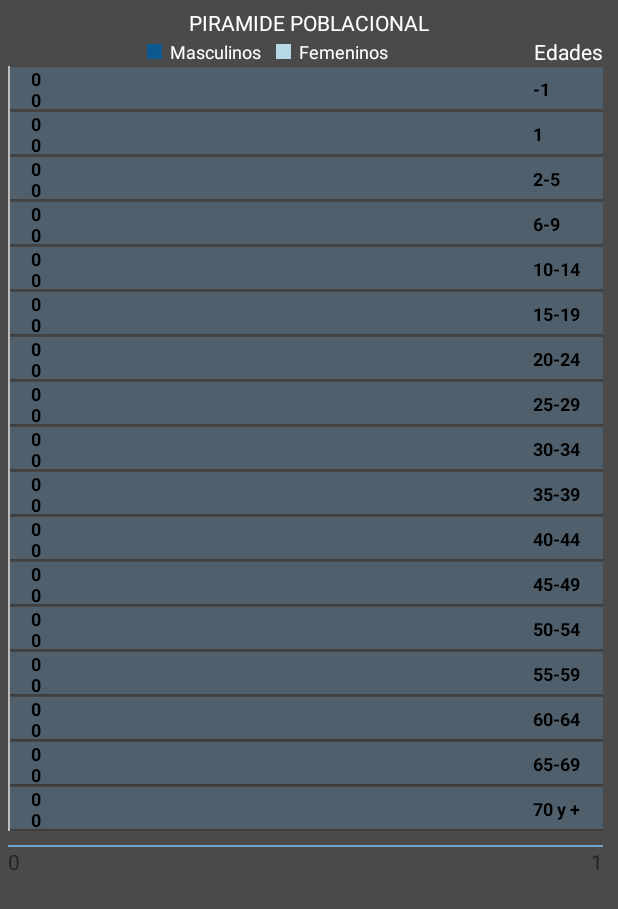
After one commit to ernestosa95/RelevAr2, an Android app: the Stats screen opened directly, with no data from a screen before it, on a phone screen of 412 x 824 dp. The commit adds this screen. Shown: the top 909 px of the screen. Run offline under Robolectric (Android 15) with nearby library versions, the phone set to English and light mode, and no system bars; our stand-ins replace data binding; 3 statements that could not run were skipped.

Commit message:
Estadisticas funcionando: Modulo de piramide poblacional

```diff
--- a/app/src/main/AndroidManifest.xml
+++ b/app/src/main/AndroidManifest.xml
@@ -7,7 +7,7 @@
     <uses-permission android:name="android.permission.BLUETOOTH" />
     <uses-permission android:name="android.permission.BLUETOOTH_ADMIN" />
     <uses-permission android:name="android.permission.WRITE_EXTERNAL_STORAGE" />
-    <uses-permission android:name="android.permission.RECORD_AUDIO"/>
+    <uses-permission android:name="android.permission.RECORD_AUDIO" />
     <uses-permission android:name="android.permission.READ_EXTERNAL_STORAGE" />
     <uses-permission android:name="android.permission.ACCESS_FINE_LOCATION" />
     <uses-permission android:name="android.permission.FOREGROUND_SERVICE" />
@@ -28,7 +28,7 @@
         android:supportsRtl="true"
         android:theme="@style/AppTheme">
         <activity
-            android:name=".ManagementModule.StastisticsManagement.Statistics"
+            android:name=".ManagementModule.StastisticsManagement.Stats"
             android:exported="false" />
         <activity
             android:name=".ManagementModule.ShareDataManagement.Bluetooth"
--- /dev/null
+++ b/app/src/main/java/com/example/relevar/ManagementModule/StastisticsManagement/HorizontalBarChartAdapter.kt
@@ -0,0 +1,49 @@
+package com.example.relevar.ManagementModule.StastisticsManagement
+
+import android.view.LayoutInflater
+import android.view.ViewGroup
+import androidx.recyclerview.widget.RecyclerView
+import com.example.relevar.databinding.ViewholderItemHorizontalChartBinding
+
+class HorizontalBarChartAdapter(
+        private val pointListHombres : ArrayList<Int>,
+        private val pointListMujeres : ArrayList<Int>,
+        private val pointListEdades : ArrayList<String>,
+        private val maxValueOnXAxis : Int
+        ) : RecyclerView.Adapter<HorizontalBarChartAdapter.HorizontalBarChartViewHolder>() {
+
+    private var viewWidth_mujeres : Int = 0
+    private var viewWidth_hombres : Int = 0
+    private var parentWidth: Int = 0
+
+    override fun onCreateViewHolder(parent: ViewGroup, viewType: Int): HorizontalBarChartViewHolder {
+        val binding = ViewholderItemHorizontalChartBinding.inflate(LayoutInflater.from(parent.context),
+            parent,
+            false)
+
+        parentWidth = getParentWidth(parent)
+        return HorizontalBarChartViewHolder(binding)
+    }
+
+    private fun getParentWidth(parent: ViewGroup): Int {
+        return (parent.context.resources.displayMetrics.widthPixels)
+    }
+
+    override fun getItemCount() : Int = pointListHombres.size
+
+    override fun onBindViewHolder(holder: HorizontalBarChartViewHolder, position: Int) {
+        viewWidth_mujeres = calculateViewWidth(pointListMujeres[position])
+        viewWidth_hombres = calculateViewWidth(pointListHombres[position])
+        holder.binding.apply {
+            valueText.text = pointListMujeres[position].toString()
+            valueText2.text = pointListHombres[position].toString()
+            categoria.text = pointListEdades[position].toString()
+            view.layoutParams.width = viewWidth_mujeres
+            view3.layoutParams.width = viewWidth_hombres
+        }
+    }
+
+    private fun calculateViewWidth(value : Int) : Int = value * parentWidth / maxValueOnXAxis
+
+    class HorizontalBarChartViewHolder(val binding: ViewholderItemHorizontalChartBinding) : RecyclerView.ViewHolder(binding.root)
+}
--- a/app/src/main/java/com/example/relevar/ManagementModule/StastisticsManagement/Statistics.java
+++ /dev/null
@@ -1,62 +0,0 @@
-package com.example.relevar.ManagementModule.StastisticsManagement;
-
-import androidx.appcompat.app.AppCompatActivity;
-
-import android.os.Bundle;
-import android.widget.TextView;
-
-import com.example.relevar.ManagementModule.StorageManagement.BDData;
-import com.example.relevar.R;
-
-import org.json.JSONException;
-import org.json.JSONObject;
-
-import java.util.ArrayList;
-import java.util.Iterator;
-
-public class Statistics extends AppCompatActivity {
-
-    @Override
-    protected void onCreate(Bundle savedInstanceState) {
-        super.onCreate(savedInstanceState);
-        setContentView(R.layout.activity_statistics);
-
-        TextView txt = findViewById(R.id.TXTSTATISTICS);
-        TextView mas = findViewById(R.id.TXTMASCULINO);
-
-        JSONObject piramide = new JSONObject();
-        BDData adminBDData = new BDData(getBaseContext(), "BDData", null, 1);
-        try {
-            piramide = adminBDData.PiramidePoblacional();
-        } catch (JSONException e) {
-            throw new RuntimeException(e);
-        }
-
-
-        String show = "";
-        try {
-            Iterator<String> keys = piramide.getJSONObject("F").keys();
-            show = "F\n";
-            for (Iterator<String> it = keys; it.hasNext(); ) {
-                String k = it.next();
-                show += k +": "+piramide.getJSONObject("F").get(k)+"\n";
-            }
-        } catch (JSONException e) {
-            throw new RuntimeException(e);
-        }
-        txt.setText(show);
-
-        show = "";
-        try {
-            Iterator<String> keys = piramide.getJSONObject("M").keys();
-            show = "M\n";
-            for (Iterator<String> it = keys; it.hasNext(); ) {
-                String k = it.next();
-                show += k +": "+piramide.getJSONObject("M").get(k)+"\n";
-            }
-        } catch (JSONException e) {
-            throw new RuntimeException(e);
-        }
-        mas.setText(show);
-    }
-}
--- /dev/null
+++ b/app/src/main/java/com/example/relevar/ManagementModule/StastisticsManagement/Stats.kt
@@ -0,0 +1,149 @@
+package com.example.relevar.ManagementModule.StastisticsManagement
+
+import android.os.Bundle
+import android.view.View
+import android.widget.TableLayout
+import android.widget.TextView
+import androidx.appcompat.app.AppCompatActivity
+import com.example.relevar.ManagementModule.StorageManagement.BDData
+import com.example.relevar.R
+import com.example.relevar.databinding.ActivityStatsBinding
+import org.json.JSONException
+import org.json.JSONObject
+
+class Stats : AppCompatActivity() {
+
+    private lateinit var binding: ActivityStatsBinding
+    private lateinit var adapter: HorizontalBarChartAdapter
+
+    private var list = arrayListOf<Int>(1,2,3,4,5,6,7,8,9,10,11,12,13,14,15,16)
+    private var list_hombres_values = arrayListOf<Int>()
+    private var list_mujeres_values = arrayListOf<Int>()
+    private var list_categorias_edades = arrayListOf<String>()
+    private var list_mujeres = arrayListOf<Int>(2,1,6,10,9,25,5,5,8,9,1,2,7,22,5,7)
+    private var list_edades = arrayListOf<String>("0-1", "2-5", "6-9", "10-14", "15-19", "20-24", "25-29", "30-34", "35-39", "40-44", "45-49", "50-54", "55-59", "60-64", "65-59", "70 y +")
+    private var maxValue = 0
+    private var maxValueOnXAxis = 0
+    private var granularity = 0
+
+    override fun onCreate(savedInstanceState: Bundle?) {
+        super.onCreate(savedInstanceState)
+        setContentView(R.layout.activity_stats)
+
+        // Eliminar el action bar
+        val actionbar = supportActionBar!!
+        actionbar.hide()
+
+        binding = ActivityStatsBinding.inflate(layoutInflater);
+        setContentView(binding.root)
+
+        //Data piramide
+        var piramide = JSONObject()
+        val adminBDData = BDData(baseContext, "BDData", null, 1)
+        piramide = try {
+            adminBDData.PiramidePoblacional()
+        } catch (e: JSONException) {
+            throw RuntimeException(e)
+        }
+
+        try {
+            val keys = piramide.getJSONObject("M").keys()
+            while (keys.hasNext()) {
+                val k = keys.next()
+                list_categorias_edades.add(k)
+                list_hombres_values.add(piramide.getJSONObject("M").getInt(k))
+                list_mujeres_values.add(piramide.getJSONObject("F").getInt(k))
+            }
+        } catch (e: JSONException) {
+            throw java.lang.RuntimeException(e)
+        }
+
+        getGranularity()
+        addTextViewForXAxis(maxValue)
+        setGraphRecyclerViewAdapter()
+    }
+
+    private fun setGraphRecyclerViewAdapter() {
+        adapter = HorizontalBarChartAdapter(list_hombres_values, list_mujeres_values, list_categorias_edades, maxValueOnXAxis)
+        binding.horizontalBarChartRecyclerview.adapter = adapter
+    }
+
+    private fun addTextViewForXAxis(maxValue: Int) {
+        when {
+            maxValue > 10 -> createTextView(5)
+            maxValue > 8 -> createTextView(5)
+            maxValue > 6 -> createTextView(4)
+            maxValue > 4 -> createTextView(3)
+            maxValue > 2 -> createTextView(2)
+            else -> createTextView(1)
+
+        }
+    }
+
+    private fun createTextView(numberOfTextView : Int) {
+        generateOriginLabelForXAxis()
+        for (index in 1..numberOfTextView){
+            generateXAxisTextView((index * granularity).toString())
+        }
+    }
+
+    private fun generateOriginLabelForXAxis() {
+        val textView = TextView(this)
+        textView.text = "0"
+        binding.xAxisTextviewContainerLayout.addView(textView)
+    }
+
+    private fun generateXAxisTextView(text: String) {
+        val txtView = TextView(this)
+        txtView.text = text
+        txtView.textAlignment = View.TEXT_ALIGNMENT_TEXT_END
+        txtView.layoutParams = TableLayout.LayoutParams(
+                TableLayout.LayoutParams.WRAP_CONTENT,
+                TableLayout.LayoutParams.WRAP_CONTENT,
+                1f
+        )
+        binding.xAxisTextviewContainerLayout.addView(txtView)
+    }
+
+    private fun getGranularity() {
+        maxValue = list_hombres_values.maxOrNull() ?: 0
+        var maxMujeres = list_mujeres_values.maxOrNull() ?: 0
+        if (maxMujeres > maxValue) { maxValue = list_mujeres_values.maxOrNull() ?: 0 }
+        caculateGranularity()
+    }
+
+    private fun caculateGranularity() {
+        when {
+            maxValue > 10 -> {
+                maxValueOnXAxis = maxValue + (5  - (maxValue % 5))
+                granularity = maxValueOnXAxis / 5
+            }
+            maxValue > 8 -> {
+                maxValueOnXAxis = 10
+                granularity = 2
+            }
+            maxValue > 6 -> {
+                maxValueOnXAxis = 8
+                granularity = 2
+            }
+            maxValue > 4 -> {
+                maxValueOnXAxis = 6
+                granularity = 2
+            }
+            maxValue > 2 -> {
+                maxValueOnXAxis = 4
+                granularity = 2
+            }
+            maxValue > 1 -> {
+                maxValueOnXAxis = 2
+                granularity = 2
+            }
+            else -> {
+                maxValueOnXAxis = 1
+                granularity = 1
+            }
+        }
+    }
+
+
+}
--- a/app/src/main/java/com/example/relevar/ManagementModule/StorageManagement/BDData.java
+++ b/app/src/main/java/com/example/relevar/ManagementModule/StorageManagement/BDData.java
@@ -851,7 +851,8 @@ public class BDData extends SQLiteOpenHelper {
         masculinos.put("70 y +", 0);
 
         SQLiteDatabase db = this.getReadableDatabase();
-        String search = "SELECT DIAMESAÑO, SEXO FROM PERSONS";
+        //TODO: evitar contar para la piramide las personas que se han registrado mas de una vez
+        String search = "SELECT FECHA_NACIMIENTO, SEXO FROM PERSONS";
         Cursor registros = db.rawQuery(search, null);
 
         registros.moveToFirst();
--- a/app/src/main/java/com/example/relevar/MenuMapa.java
+++ b/app/src/main/java/com/example/relevar/MenuMapa.java
@@ -50,7 +50,7 @@ import com.android.volley.toolbox.StringRequest;
 import com.android.volley.toolbox.Volley;
 import com.example.relevar.ManagementModule.ButtonManagement.ButtonViewBasic;
 import com.example.relevar.ManagementModule.ShareDataManagement.Bluetooth;
-import com.example.relevar.ManagementModule.StastisticsManagement.Statistics;
+import com.example.relevar.ManagementModule.StastisticsManagement.Stats;
 import com.example.relevar.ManagementModule.StorageManagement.BDUbicationManager;
 import com.example.relevar.ManagementModule.StorageManagement.EfectoresSearchAdapter;
 import com.example.relevar.ManagementModule.ShareDataManagement.Archivos;
@@ -835,7 +835,7 @@ public class MenuMapa extends AppCompatActivity implements OnMapReadyCallback {
     }
 
     public void Statistics(View view){
-        Intent intent = new Intent(getBaseContext(), Statistics.class);
+        Intent intent = new Intent(getBaseContext(), Stats.class);
         startActivityForResult(intent, 1);
     }
 //--------------------------------------------------------------------------------------------------
--- a/app/src/main/res/layout/activity_menu_mapa.xml
+++ b/app/src/main/res/layout/activity_menu_mapa.xml
@@ -251,16 +251,6 @@
                 app:srcCompat="@drawable/email" />
         </androidx.constraintlayout.widget.ConstraintLayout>
 
-        <Button
-            android:id="@+id/button10"
-            android:layout_width="wrap_content"
-            android:layout_height="wrap_content"
-            android:onClick="Statistics"
-            android:text="Estadisticas"
-            android:visibility="gone"
-            app:layout_constraintEnd_toEndOf="@+id/imageButton"
-            app:layout_constraintTop_toTopOf="parent" />
-
     </androidx.constraintlayout.widget.ConstraintLayout>
 
     <com.getbase.floatingactionbutton.FloatingActionsMenu
@@ -316,14 +306,15 @@
             tools:layout_editor_absoluteY="294dp" />
 
         <com.getbase.floatingactionbutton.FloatingActionButton
-            android:id="@+id/centrar"
+            android:id="@+id/estadisticas"
             android:layout_width="wrap_content"
             android:layout_height="wrap_content"
-            android:visibility="gone"
+            android:onClick="Statistics"
+            android:visibility="visible"
             app:fab_colorNormal="@color/colorAccent"
-            app:fab_icon="@android:drawable/ic_menu_mylocation"
+            app:fab_icon="@drawable/analitica"
             app:fab_size="normal"
-            app:fab_title="CENTRAR MAPA"
+            app:fab_title="ESTADISTICAS"
             tools:layout_editor_absoluteY="294dp" />
 
     </com.getbase.floatingactionbutton.FloatingActionsMenu>
--- a/app/src/main/res/layout/activity_statistics.xml
+++ /dev/null
@@ -1,42 +0,0 @@
-<?xml version="1.0" encoding="utf-8"?>
-<androidx.constraintlayout.widget.ConstraintLayout xmlns:android="http://schemas.android.com/apk/res/android"
-    xmlns:app="http://schemas.android.com/apk/res-auto"
-    xmlns:tools="http://schemas.android.com/tools"
-    android:layout_width="match_parent"
-    android:layout_height="match_parent"
-    android:background="#4A4A4A"
-    tools:context=".ManagementModule.StastisticsManagement.Statistics">
-
-    <TextView
-        android:id="@+id/TXTSTATISTICS"
-        android:layout_width="wrap_content"
-        android:layout_height="wrap_content"
-        android:layout_marginTop="15dp"
-        android:text="TextView"
-        android:textColor="#FFFFFF"
-        app:layout_constraintEnd_toStartOf="@+id/TXTMASCULINO"
-        app:layout_constraintStart_toStartOf="parent"
-        app:layout_constraintTop_toTopOf="parent" />
-
-    <Button
-        android:id="@+id/button9"
-        android:layout_width="100dp"
-        android:layout_height="wrap_content"
-        android:layout_marginBottom="5dp"
-        android:background="@drawable/background_button_light_blue"
-        android:text="calcular"
-        app:layout_constraintBottom_toBottomOf="parent"
-        app:layout_constraintEnd_toEndOf="parent"
-        app:layout_constraintStart_toStartOf="parent"
-        app:layout_constraintTop_toBottomOf="@+id/TXTSTATISTICS" />
-
-    <TextView
-        android:id="@+id/TXTMASCULINO"
-        android:layout_width="wrap_content"
-        android:layout_height="wrap_content"
-        android:layout_marginEnd="15dp"
-        android:text="TextView"
-        android:textColor="#FFFFFF"
-        app:layout_constraintEnd_toEndOf="parent"
-        app:layout_constraintTop_toTopOf="@+id/TXTSTATISTICS" />
-</androidx.constraintlayout.widget.ConstraintLayout>
--- /dev/null
+++ b/app/src/main/res/layout/activity_stats.xml
@@ -0,0 +1,144 @@
+<?xml version="1.0" encoding="utf-8"?>
+<androidx.constraintlayout.widget.ConstraintLayout xmlns:android="http://schemas.android.com/apk/res/android"
+    xmlns:app="http://schemas.android.com/apk/res-auto"
+    xmlns:tools="http://schemas.android.com/tools"
+    android:layout_width="match_parent"
+    android:layout_height="match_parent"
+    android:background="@color/colorPar"
+    android:backgroundTint="@color/colorPar"
+    tools:context=".ManagementModule.StastisticsManagement.Stats">
+
+
+    <TextView
+        android:id="@+id/textView6"
+        android:layout_width="wrap_content"
+        android:layout_height="wrap_content"
+        android:layout_marginTop="5dp"
+        android:text="PIRAMIDE POBLACIONAL"
+        android:textColor="#FFFFFF"
+        app:layout_constraintEnd_toEndOf="parent"
+        app:layout_constraintStart_toStartOf="parent"
+        app:layout_constraintTop_toTopOf="parent" />
+
+    <TextView
+        android:id="@+id/textView9"
+        android:layout_width="wrap_content"
+        android:layout_height="wrap_content"
+        android:layout_marginEnd="10dp"
+        android:text="Edades"
+        android:textColor="#FFFFFF"
+        app:layout_constraintEnd_toEndOf="parent"
+        app:layout_constraintTop_toBottomOf="@+id/textView6" />
+
+    <androidx.constraintlayout.widget.ConstraintLayout
+        android:layout_width="wrap_content"
+        android:layout_height="wrap_content"
+        android:layout_marginStart="5dp"
+        android:layout_marginEnd="5dp"
+        app:layout_constraintBottom_toBottomOf="@+id/textView9"
+        app:layout_constraintEnd_toStartOf="@+id/textView9"
+        app:layout_constraintStart_toStartOf="parent"
+        app:layout_constraintTop_toBottomOf="@+id/textView6">
+
+        <LinearLayout
+            android:layout_width="match_parent"
+            android:layout_height="wrap_content"
+            android:orientation="horizontal"
+            app:layout_constraintBottom_toBottomOf="parent"
+            app:layout_constraintEnd_toEndOf="parent"
+            app:layout_constraintStart_toStartOf="parent"
+            app:layout_constraintTop_toTopOf="parent">
+
+            <androidx.constraintlayout.widget.ConstraintLayout
+                android:id="@+id/ColorHombre"
+                android:layout_width="10dp"
+                android:layout_height="10dp"
+                android:layout_gravity="center_vertical"
+                android:background="@color/colorBlue">
+
+            </androidx.constraintlayout.widget.ConstraintLayout>
+
+            <TextView
+                android:id="@+id/textView12"
+                android:layout_width="wrap_content"
+                android:layout_height="wrap_content"
+                android:layout_marginStart="5dp"
+                android:layout_weight="1"
+                android:text="Masculinos"
+                android:textColor="#FFFFFF"
+                android:textSize="12sp" />
+
+            <androidx.constraintlayout.widget.ConstraintLayout
+                android:id="@+id/ColorMujer"
+                android:layout_width="10dp"
+                android:layout_height="10dp"
+                android:layout_gravity="center_vertical"
+                android:layout_marginStart="10dp"
+                android:background="@color/colorExtraBlueLigth">
+
+            </androidx.constraintlayout.widget.ConstraintLayout>
+
+            <TextView
+                android:id="@+id/textView14"
+                android:layout_width="wrap_content"
+                android:layout_height="wrap_content"
+                android:layout_marginStart="5dp"
+                android:layout_weight="1"
+                android:text="Femeninos"
+                android:textColor="#FFFFFF"
+                android:textSize="12sp" />
+
+        </LinearLayout>
+    </androidx.constraintlayout.widget.ConstraintLayout>
+
+    <androidx.constraintlayout.widget.ConstraintLayout
+        android:id="@+id/constraintLayout3"
+        android:layout_width="match_parent"
+        android:layout_height="540dp"
+        android:layout_marginStart="5dp"
+        android:layout_marginEnd="10dp"
+        android:background="@color/colorPrimaryDark"
+        app:layout_constraintEnd_toEndOf="parent"
+        app:layout_constraintStart_toStartOf="parent"
+        app:layout_constraintTop_toBottomOf="@+id/textView9">
+
+        <RelativeLayout
+            android:id="@+id/relativeLayout"
+            android:layout_width="match_parent"
+            android:layout_height="match_parent"
+            android:background="@color/colorPar"
+            tools:context=".ManagementModule.StastisticsManagement.Stats"
+            tools:layout_editor_absoluteX="10dp">
+
+            <!--List-->
+            <androidx.recyclerview.widget.RecyclerView
+                android:id="@+id/horizontal_bar_chart_recyclerview"
+                android:layout_width="match_parent"
+                android:layout_height="wrap_content"
+                android:layout_above="@+id/x_axis_view"
+                android:layout_alignParentTop="true"
+                android:layout_marginTop="0dp"
+                android:clipToPadding="false"
+                app:layoutManager="androidx.recyclerview.widget.LinearLayoutManager" />
+
+            <!--X Axis-->
+            <View
+                android:id="@+id/x_axis_view"
+                android:layout_width="match_parent"
+                android:layout_height="1dp"
+                android:layout_above="@+id/x_axis_textview_container_layout"
+                android:background="@color/colorBlueLigth" />
+
+            <!--Data Values-->
+            <LinearLayout
+                android:id="@+id/x_axis_textview_container_layout"
+                android:layout_width="match_parent"
+                android:layout_height="wrap_content"
+                android:layout_alignParentBottom="true"
+                android:orientation="horizontal"></LinearLayout>
+
+
+        </RelativeLayout>
+    </androidx.constraintlayout.widget.ConstraintLayout>
+
+</androidx.constraintlayout.widget.ConstraintLayout>
--- /dev/null
+++ b/app/src/main/res/layout/viewholder_item_horizontal_chart.xml
@@ -0,0 +1,81 @@
+<?xml version="1.0" encoding="utf-8"?>
+<layout xmlns:android="http://schemas.android.com/apk/res/android">
+
+    <FrameLayout
+        android:layout_width="match_parent"
+        android:layout_height="30dp">
+
+        <View
+            android:layout_width="1dp"
+            android:layout_height="30dp"
+            android:background="@color/colorExtraLightGrey"
+            android:elevation="5dp" />
+
+        <View
+            android:id="@+id/view4"
+            android:layout_width="match_parent"
+            android:layout_height="28dp"
+            android:layout_gravity="center_vertical"
+            android:layout_marginStart="1dp"
+            android:background="@color/colorImpar"
+            android:elevation="5dp" />
+
+        <View
+            android:id="@+id/view"
+            android:layout_width="wrap_content"
+            android:layout_height="12dp"
+            android:layout_marginStart="1dp"
+            android:layout_marginTop="2dp"
+            android:layout_marginBottom="8dp"
+            android:background="@color/colorExtraBlueLigth"
+            android:elevation="5dp" />
+
+        <View
+            android:id="@+id/view3"
+            android:layout_width="wrap_content"
+            android:layout_height="12dp"
+            android:layout_marginStart="1dp"
+            android:layout_marginTop="16dp"
+            android:layout_marginBottom="8dp"
+            android:background="@color/colorBlue"
+            android:elevation="5dp" />
+
+        <TextView
+            android:id="@+id/value_text"
+            android:layout_width="wrap_content"
+            android:layout_height="wrap_content"
+            android:layout_marginStart="15dp"
+            android:layout_marginTop="0dp"
+            android:elevation="5dp"
+            android:text="12"
+            android:textColor="@android:color/black"
+            android:textSize="12sp"
+            android:textStyle="bold" />
+
+        <TextView
+            android:id="@+id/value_text2"
+            android:layout_width="wrap_content"
+            android:layout_height="wrap_content"
+            android:layout_marginStart="15dp"
+            android:layout_marginTop="14dp"
+            android:elevation="5dp"
+            android:text="12"
+            android:textColor="@android:color/black"
+            android:textSize="12sp"
+            android:textStyle="bold" />
+
+        <TextView
+            android:id="@+id/categoria"
+            android:layout_width="wrap_content"
+            android:layout_height="wrap_content"
+            android:layout_gravity="center_vertical"
+            android:layout_marginStart="350dp"
+            android:elevation="5dp"
+            android:text="12"
+            android:textColor="@android:color/black"
+            android:textSize="12sp"
+            android:textStyle="bold" />
+
+    </FrameLayout>
+
+</layout>
--- a/build.gradle
+++ b/build.gradle
@@ -2,6 +2,9 @@
 
 buildscript {
 
+    ext {
+        kotlin_version = '1.9.20-Beta'
+    }
     repositories {
         google()
         jcenter()
@@ -9,17 +12,20 @@ buildscript {
     }
     dependencies {
         classpath 'com.android.tools.build:gradle:8.0.2'
+        classpath "org.jetbrains.kotlin:kotlin-gradle-plugin:$kotlin_version"
 
 
         // NOTE: Do not place your application dependencies here; they belong
         // in the individual module build.gradle files
     }
+
 }
 
 allprojects {
     repositories {
         google()
         jcenter()
+        maven { url 'https://jitpack.io' }
 
     }
 }
```
Also changed, not shown: app/build.gradle (+17 -2 lines), app/src/main/res/drawable/analitica.png (added).
